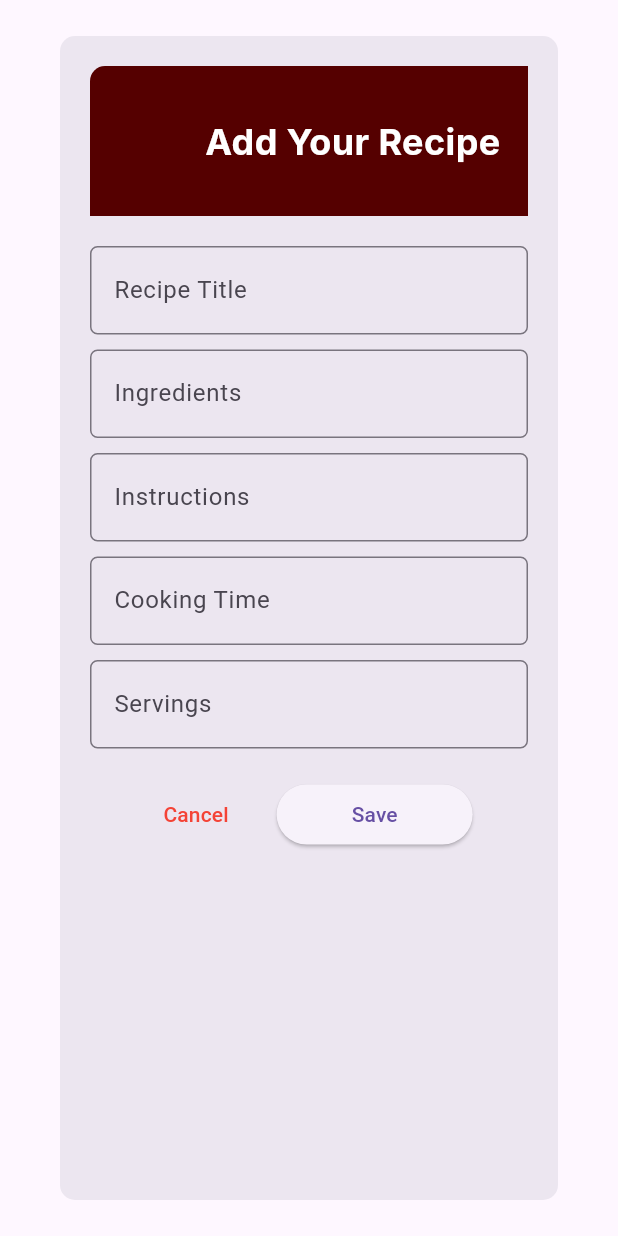
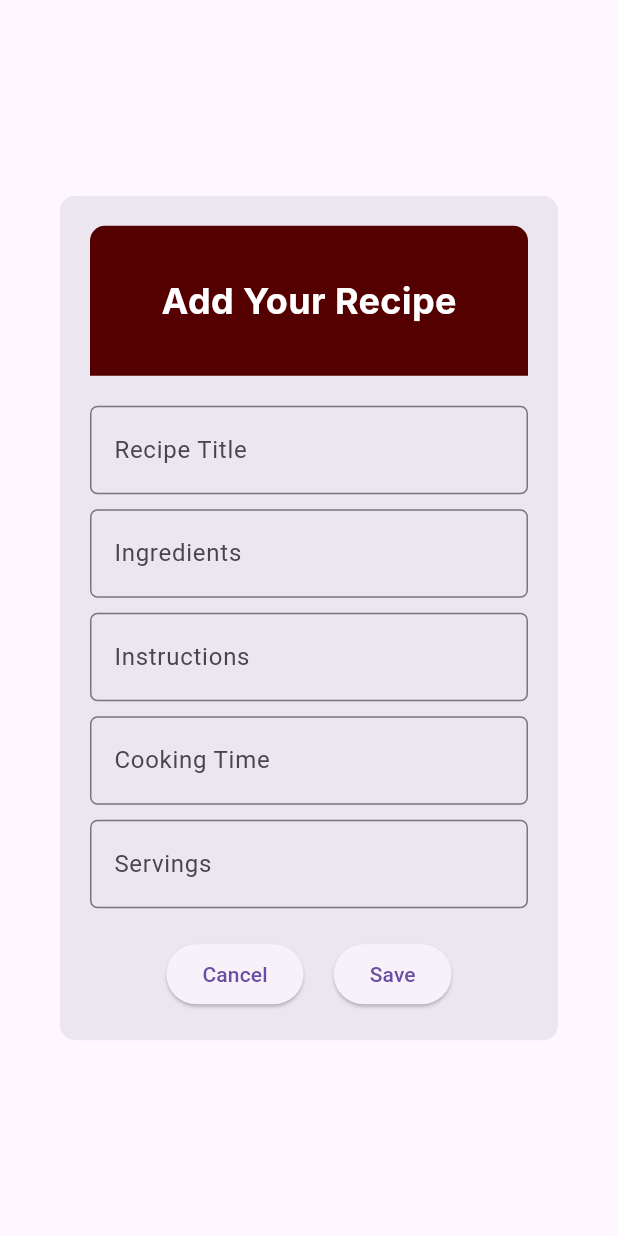
Before and after one commit to PBPC1-2024-2025/lohkan-app, a Flutter app: the CreateRecipeScreen widget shown alone on an empty page, opened directly, on a phone screen of 412 x 824 dp. Run offline on Flutter 3.47's test engine with Material 3 defaults, Android fonts, the phone set to English and light mode, and no system bars; missing offline and left inert: pbp_django_auth; network calls fail; Roboto replaces fonts that are missing (Inter).

Commit message:
Fetch data django, Integration Django & Flutter, create recipe from flutter

```diff
--- a/lib/ask_recipe/screens/create_recipe.dart
+++ b/lib/ask_recipe/screens/create_recipe.dart
@@ -1,7 +1,74 @@
+import 'dart:convert';
 import 'package:flutter/material.dart';
+import 'package:pbp_django_auth/pbp_django_auth.dart';
+import 'package:provider/provider.dart';
 
-class CreateRecipeScreen extends StatelessWidget {
-  const CreateRecipeScreen({super.key});
+class CreateRecipeScreen extends StatefulWidget {
+  final Function()? onRecipeAdded;
+
+  const CreateRecipeScreen({super.key, this.onRecipeAdded});
+
+  @override
+  State<CreateRecipeScreen> createState() => _CreateRecipeScreenState();
+}
+
+class _CreateRecipeScreenState extends State<CreateRecipeScreen> {
+  final _titleController = TextEditingController();
+  final _ingredientsController = TextEditingController();
+  final _instructionsController = TextEditingController();
+  final _cookingTimeController = TextEditingController();
+  final _servingsController = TextEditingController();
+
+  String? _errorMessage;
+
+  // Fungsi untuk membuat resep di Django
+  Future<void> _createRecipe(CookieRequest request) async {
+    final url = 'http://127.0.0.1:8000/ask_recipe/create_recipe_flutter/';
+
+    final cookingTime = int.tryParse(_cookingTimeController.text);
+    final servings = int.tryParse(_servingsController.text);
+
+    if (cookingTime == null || servings == null) {
+      // Jika input tidak valid, tampilkan pesan kesalahan di dalam dialog
+      setState(() {
+        _errorMessage = 'Cooking time and servings must be valid numbers!';
+      });
+      return;
+    }
+
+    try {
+      final response = await request.postJson(
+        url,
+        jsonEncode({
+          'title': _titleController.text,
+          'ingredients': _ingredientsController.text,
+          'instructions': _instructionsController.text,
+          'cooking_time': cookingTime,
+          'servings': servings,
+        }),
+      );
+
+      if (!mounted) return;
+      print('Response from Django: $response');
+
+      if (response != null && response['status'] == 'success') {
+        widget.onRecipeAdded?.call();
+
+        ScaffoldMessenger.of(context).showSnackBar(
+          SnackBar(content: Text(response['message'])),
+        );
+        Navigator.of(context).pop();
+      } else {
+        setState(() {
+          _errorMessage = response['error'] ?? 'Failed to create recipe';
+        });
+      }
+    } catch (e) {
+      setState(() {
+        _errorMessage = 'Error creating recipe: $e';
+      });
+    }
+  }
 
   @override
   Widget build(BuildContext context) {
@@ -9,17 +76,15 @@ class CreateRecipeScreen extends StatelessWidget {
       shape: RoundedRectangleBorder(
         borderRadius: BorderRadius.circular(10),
       ),
+      child: SingleChildScrollView(
         child: Container(
           padding: EdgeInsets.all(20),
-        width: MediaQuery.of(context).size.width * 0.85, // Mengatur lebar dialog agar responsif
-        child: Stack(
+          width: MediaQuery.of(context).size.width * 0.85,
+          child: Column(
             children: [
-            Positioned(
-              left: 0,
-              top: 0,
-              child: Container(
-                width: MediaQuery.of(context).size.width * 0.85, // Menyesuaikan lebar
-                height: 100, // Mengatur tinggi bagian judul
+              Container(
+                width: MediaQuery.of(context).size.width * 0.85,
+                height: 100,
                 decoration: BoxDecoration(
                   color: Color(0xFF550000),
                   borderRadius: BorderRadius.only(
@@ -39,35 +104,37 @@ class CreateRecipeScreen extends StatelessWidget {
                   ),
                 ),
               ),
+              SizedBox(height: 20),
+              _buildTextField('Recipe Title', _titleController),
+              SizedBox(height: 10),
+              _buildTextField('Ingredients', _ingredientsController),
+              SizedBox(height: 10),
+              _buildTextField('Instructions', _instructionsController),
+              SizedBox(height: 10),
+              _buildTextField('Cooking Time', _cookingTimeController),
+              SizedBox(height: 10),
+              _buildTextField('Servings', _servingsController),
+              SizedBox(height: 20),
+              if (_errorMessage != null)
+                Padding(
+                  padding: const EdgeInsets.only(bottom: 16),
+                  child: Text(
+                    _errorMessage!,
+                    style: TextStyle(color: Colors.red, fontSize: 14),
                   ),
-            Positioned(
-              left: 0,
-              top: 120,
-              right: 0, // Membuat elemen di bawah judul lebih fleksibel
-              child: Column(
-                children: [
-                  _buildTextField('Recipe Title'),
-                  SizedBox(height: 10),
-                  _buildTextField('Ingredients'),
-                  SizedBox(height: 10),
-                  _buildTextField('Instructions'),
-                  SizedBox(height: 10),
-                  _buildTextField('Cooking Time'),
-                  SizedBox(height: 10),
-                  _buildTextField('Servings'),
-                  SizedBox(height: 20),
+                ),
               _buildActionButtons(context),
             ],
           ),
-            ),
-          ],
         ),
       ),
     );
   }
 
-  Widget _buildTextField(String hint) {
+  // Fungsi untuk membuat TextField dengan controller
+  Widget _buildTextField(String hint, TextEditingController controller) {
     return TextField(
+      controller: controller,
       decoration: InputDecoration(
         labelText: hint,
         labelStyle: TextStyle(fontSize: 16, fontWeight: FontWeight.w400),
@@ -79,29 +146,36 @@ class CreateRecipeScreen extends StatelessWidget {
     );
   }
 
+  // Tombol untuk menyimpan atau membatalkan
   Widget _buildActionButtons(BuildContext context) {
     return Row(
       mainAxisAlignment: MainAxisAlignment.center,
       children: [
-        TextButton(
+        ElevatedButton(
           onPressed: () {
-            Navigator.of(context).pop();
+            Navigator.of(context).pop(); // Menutup dialog tanpa menyimpan
           },
-          child: Text(
-            'Cancel',
-            style: TextStyle(color: Colors.red),
-          ),
+          child: Text('Cancel'),
         ),
         SizedBox(width: 20),
         ElevatedButton(
           onPressed: () {
-            // Tambahkan logika untuk menyimpan data resep
-            Navigator.of(context).pop();
+            final request = Provider.of<CookieRequest>(context, listen: false);
+
+            // Pastikan semua field terisi sebelum mengirim
+            if (_titleController.text.isNotEmpty &&
+                _ingredientsController.text.isNotEmpty &&
+                _instructionsController.text.isNotEmpty &&
+                _cookingTimeController.text.isNotEmpty &&
+                _servingsController.text.isNotEmpty) {
+              _createRecipe(request); // Menggunakan instance CookieRequest
+            } else {
+              setState(() {
+                _errorMessage = 'All fields are required!';
+              });
+            }
           },
-          child: Text('Save'),
-          style: ElevatedButton.styleFrom(
-            padding: EdgeInsets.symmetric(horizontal: 50, vertical: 10),
-          ),
+          child: Text("Save"),
         ),
       ],
     );
--- a/lib/main.dart
+++ b/lib/main.dart
@@ -1,8 +1,8 @@
 import 'package:flutter/material.dart';
-import 'package:lohkan_app/ask_recipe/screens/ask_recipe.dart';
 import 'package:lohkan_app/authentication/screens/login.dart';
 import 'package:pbp_django_auth/pbp_django_auth.dart';
 import 'package:provider/provider.dart';
+import 'package:lohkan_app/ask_recipe/screens/ask_recipe.dart';
 
 void main() {
   runApp(const MyApp());
@@ -24,7 +24,7 @@ class MyApp extends StatelessWidget {
         theme: ThemeData(
           primarySwatch: Colors.brown,
         ),
-        home: const AskRecipeScreen(), // Memanggil HomePage dari file homepage.dart
+        home: const LoginPage(), // Memanggil HomePage dari file homepage.dart
       )
     );
   }
--- a/pubspec.yaml
+++ b/pubspec.yaml
@@ -39,7 +39,7 @@ dependencies:
   provider: ^6.1.2
   pbp_django_auth: ^0.4.0
   http: ^1.2.2
-  file_picker: ^5.1.0
+  file_picker: ^8.1.4
 
 dev_dependencies:
   flutter_test:
```
Also changed, not shown: lib/ask_recipe/models/recipe_entry.dart (added, +77 -0 lines), lib/ask_recipe/screens/ask_recipe.dart (+88 -58 lines), pubspec.lock. Lines whose indentation alone changed are shown as unchanged.
